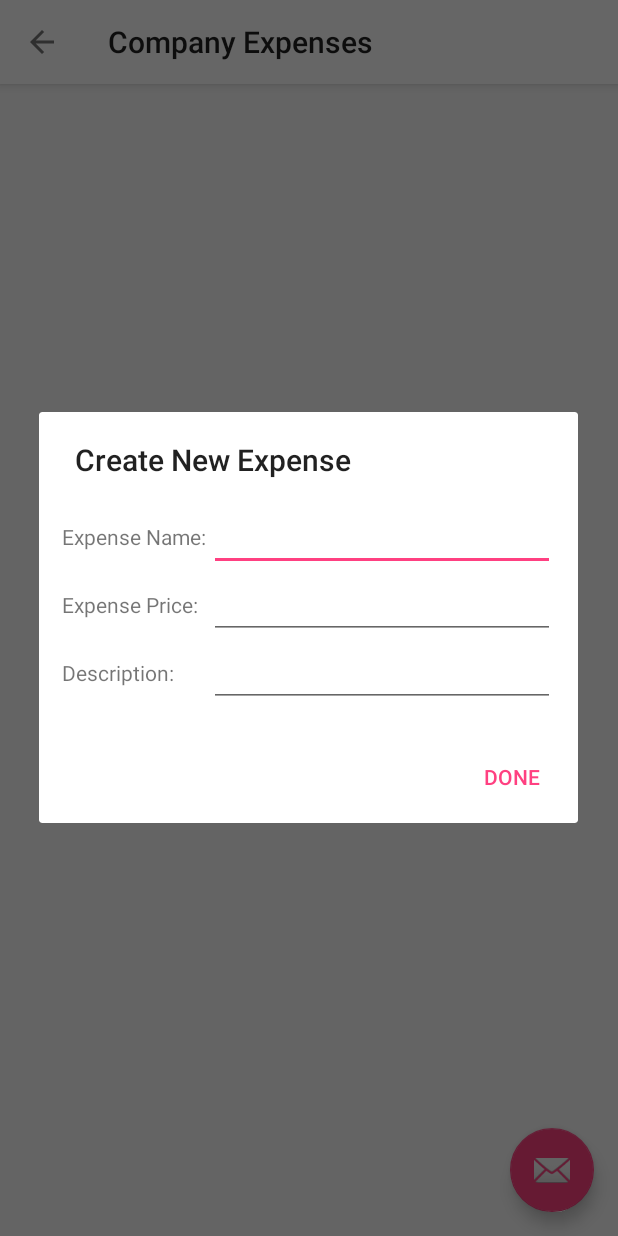
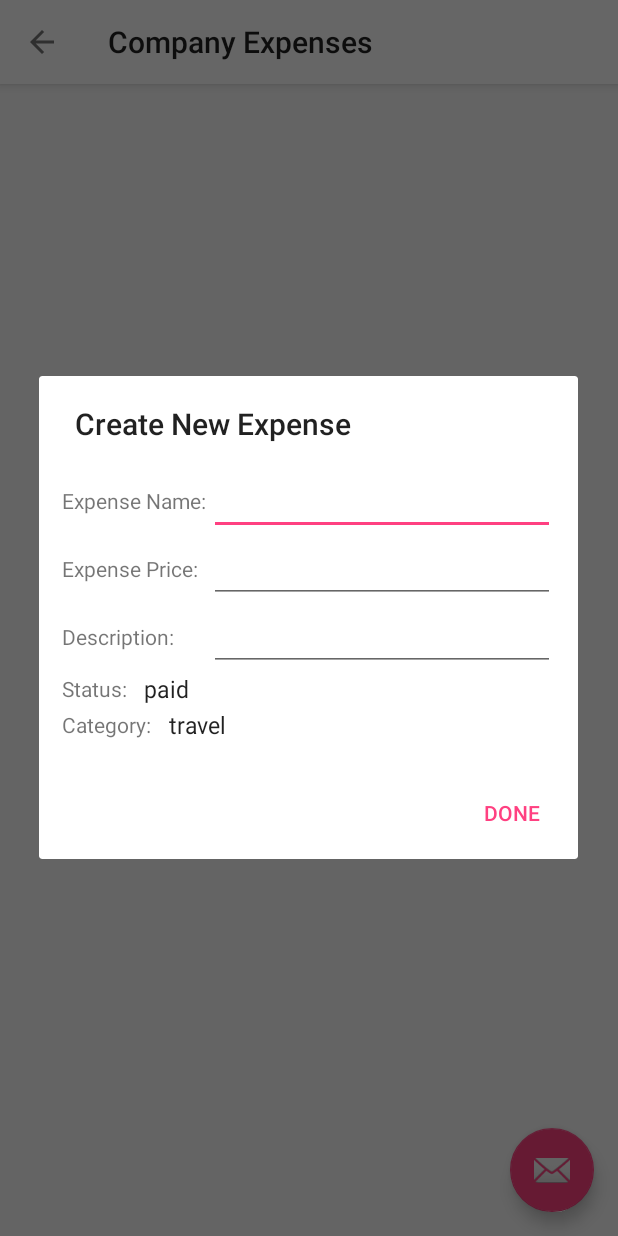
Before and after one commit to varunm100/MoneyManagerAndroid, an Android app: the CompanyDash screen opened directly, with no data from a screen before it, after a tap on an icon or button, on a phone screen of 412 x 824 dp. Run offline under Robolectric (Android 15) with nearby library versions, the phone set to English and light mode, and no system bars; our stand-ins replace Firebase (no records; nobody signed in at launch, a user with empty details on screens opened directly); pictures from the network do not load.

Commit message:
Small Cahnges Not TOO much.

```diff
--- a/MoneyManagerDatabase/app/src/main/res/layout/create_expense_dialog.xml
+++ b/MoneyManagerDatabase/app/src/main/res/layout/create_expense_dialog.xml
@@ -69,6 +69,40 @@
                 android:singleLine="true"/>
     </LinearLayout>
 
+    <LinearLayout
+            android:layout_width="match_parent"
+            android:layout_height="wrap_content"
+            android:gravity="center_vertical"
+            android:orientation="horizontal">
+
+        <TextView
+                android:layout_width="0dp"
+                android:layout_height="wrap_content"
+                android:layout_weight=".3"
+                android:text="Status: "/>
+        <Spinner
+                android:id="@+id/status_spinner"
+                android:layout_width="fill_parent"
+                android:layout_height="wrap_content" />
+    </LinearLayout>
+
+    <LinearLayout
+            android:layout_width="match_parent"
+            android:layout_height="wrap_content"
+            android:gravity="center_vertical"
+            android:orientation="horizontal">
+
+        <TextView
+                android:layout_width="0dp"
+                android:layout_height="wrap_content"
+                android:layout_weight=".3"
+                android:text="Category: "/>
+        <Spinner
+                android:id="@+id/category_spinner"
+                android:layout_width="fill_parent"
+                android:layout_height="wrap_content" />
+    </LinearLayout>
+
     <!--<CheckBox
             android:id="@+id/cb_show_pass"
             android:layout_width="wrap_content"
```
Also changed, not shown: MoneyManagerDatabase/app/src/main/java/com/example/meta_knight/moneymanagerdatabase/CompanyDash.java (+260 -14 lines), MoneyManagerDatabase/app/src/main/res/layout/expense_details_dialog.xml (added, +22 -0 lines).
